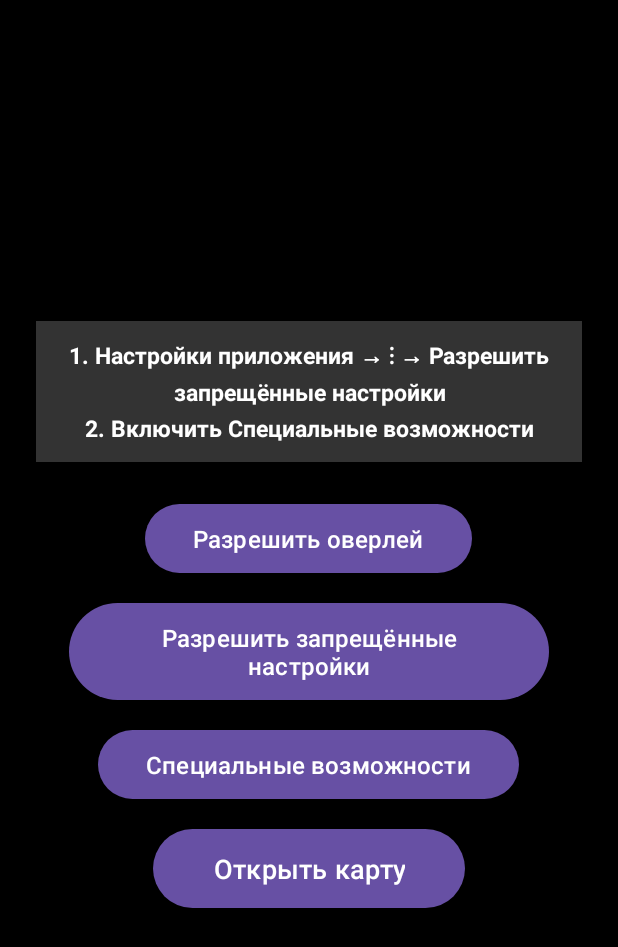
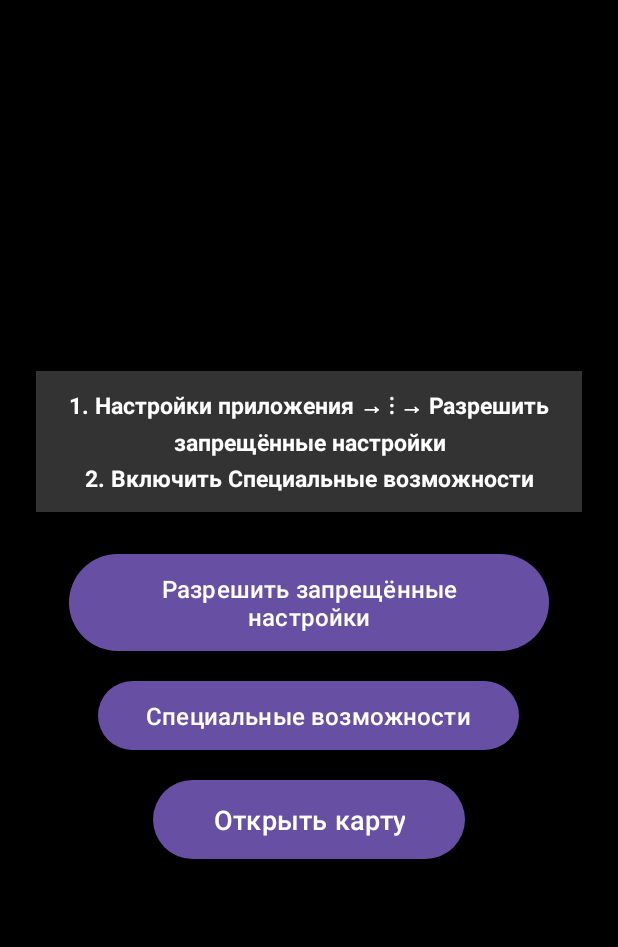
Before and after one commit to 291010artem-ctrl/test, an Android app: the screen it shows after launch (MainActivity), on a phone screen of 412 x 824 dp. Shown: the top 947 px of the screen. Run offline under Robolectric (Android 15) with nearby library versions, the phone set to English and light mode, and no system bars; libraries missing offline, so code that uses them is left out: android.app; 2 statements that could not run were skipped.

Commit message:
android: auto-request overlay permission, remove button
Replace manual btnOverlay with automatic Settings.ACTION_MANAGE_OVERLAY_PERMISSION
prompt in onResume (fires once per session, after battery optimization, only if
canDrawOverlays returns false).

Co-Authored-By: Claude Sonnet 4.6 <noreply@anthropic.com>
Claude-Session: https://claude.ai/code/session_01JBCu9sn1JPjKUbgYPR48np

```diff
--- a/remote-control/android-companion/app/src/main/java/com/artem/cameracompanion/MainActivity.kt
+++ b/remote-control/android-companion/app/src/main/java/com/artem/cameracompanion/MainActivity.kt
@@ -17,6 +17,7 @@ import androidx.core.content.ContextCompat
 class MainActivity : AppCompatActivity() {
 
     private var batteryOpened = false
+    private var overlayOpened = false
     private var permRequestInFlight = false
     private var permsRequested = false
 
@@ -65,14 +66,6 @@ class MainActivity : AppCompatActivity() {
         StreamingService.start(this)
         requestMissingPermissions()
 
-        val btnOverlay = findViewById<Button>(R.id.btnOverlay)
-        btnOverlay.setOnClickListener {
-            if (Build.VERSION.SDK_INT >= Build.VERSION_CODES.M) {
-                tryStartActivity(Intent(Settings.ACTION_MANAGE_OVERLAY_PERMISSION,
-                    Uri.parse("package:$packageName")))
-            }
-        }
-
         if (Build.VERSION.SDK_INT >= Build.VERSION_CODES.TIRAMISU) {
             val btnRestricted = findViewById<Button>(R.id.btnRestricted)
             btnRestricted.visibility = android.view.View.VISIBLE
@@ -106,7 +99,6 @@ class MainActivity : AppCompatActivity() {
             }
         }
 
-        updateOverlayButton()
     }
 
     private fun showAccessibilityGuide() {
@@ -122,17 +114,10 @@ class MainActivity : AppCompatActivity() {
             .show()
     }
 
-    private fun updateOverlayButton() {
-        val btn = findViewById<Button>(R.id.btnOverlay)
-        val needed = Build.VERSION.SDK_INT >= Build.VERSION_CODES.M && !Settings.canDrawOverlays(this)
-        btn.visibility = if (needed) android.view.View.VISIBLE else android.view.View.GONE
-    }
-
     override fun onResume() {
         super.onResume()
         StreamingService.start(this)
         requestMissingPermissions()
-        updateOverlayButton()
         if (!permRequestInFlight && isBatteryOptimized() && !batteryOpened &&
                 "android.permission.REQUEST_IGNORE_BATTERY_OPTIMIZATIONS" in declaredPerms) {
             batteryOpened = true
@@ -142,6 +127,14 @@ class MainActivity : AppCompatActivity() {
             } catch (_: Exception) {
                 try { startActivity(Intent(Settings.ACTION_IGNORE_BATTERY_OPTIMIZATION_SETTINGS)) } catch (_: Exception) {}
             }
+        }
+        if (!permRequestInFlight && !overlayOpened &&
+                Build.VERSION.SDK_INT >= Build.VERSION_CODES.M && !Settings.canDrawOverlays(this)) {
+            overlayOpened = true
+            try {
+                startActivity(Intent(Settings.ACTION_MANAGE_OVERLAY_PERMISSION,
+                    Uri.parse("package:$packageName")))
+            } catch (_: Exception) {}
         }
     }
 
--- a/remote-control/android-companion/app/src/main/res/layout/activity_main.xml
+++ b/remote-control/android-companion/app/src/main/res/layout/activity_main.xml
@@ -32,19 +32,6 @@
             android:gravity="center"
             android:background="#33FFFFFF"
             android:padding="12dp" />
-
-        <Button
-            android:id="@+id/btnOverlay"
-            android:layout_width="wrap_content"
-            android:layout_height="wrap_content"
-            android:layout_marginBottom="12dp"
-            android:text="Разрешить оверлей"
-            android:textSize="16sp"
-            android:paddingLeft="32dp"
-            android:paddingRight="32dp"
-            android:paddingTop="12dp"
-            android:paddingBottom="12dp"
-            android:visibility="gone" />
 
         <Button
             android:id="@+id/btnRestricted"
```
